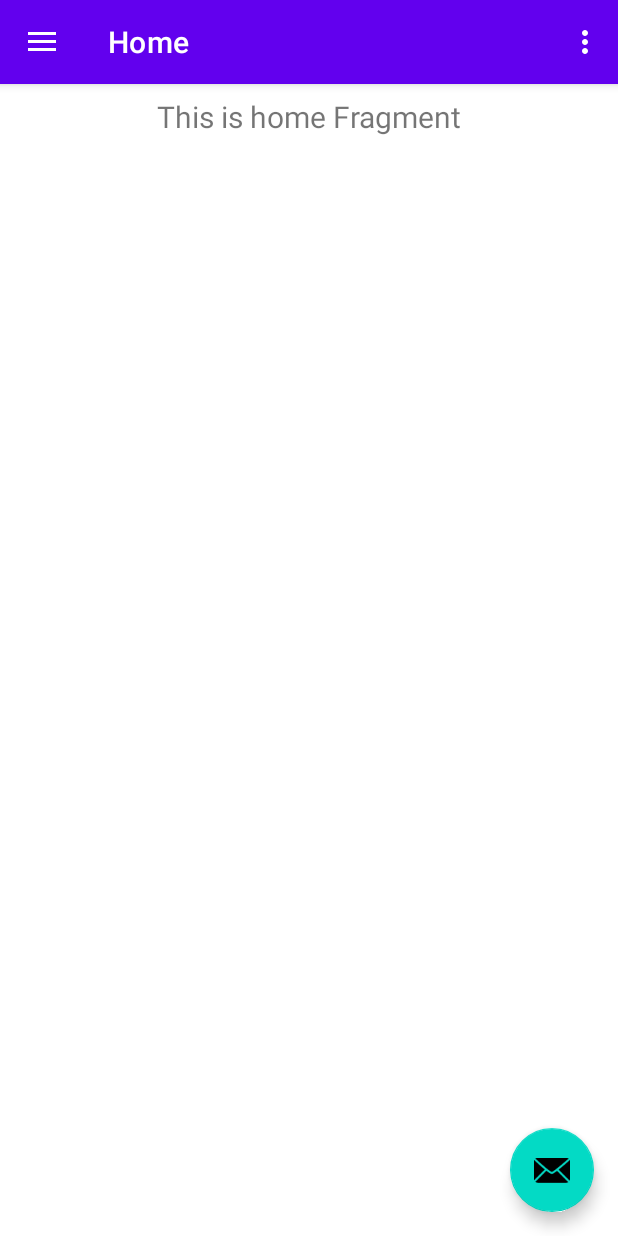
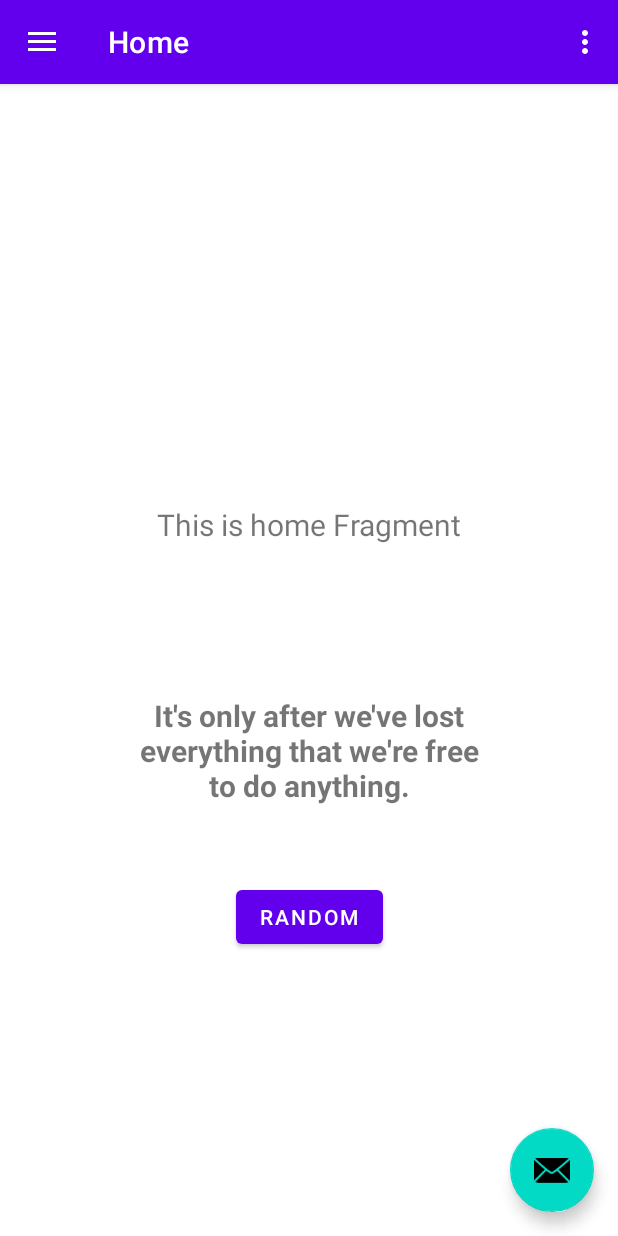
Before and after one commit to shumSe/MireaProject, an Android app: the screen it shows after launch (MainActivity), on a phone screen of 412 x 824 dp. Run offline under Robolectric (Android 15) with nearby library versions, the phone set to English and light mode, and no system bars; our stand-ins replace navigation-ui.

```diff
--- a/app/src/main/java/ru/mirea/shumikhin/mireaproject/ui/home/HomeFragment.kt
+++ b/app/src/main/java/ru/mirea/shumikhin/mireaproject/ui/home/HomeFragment.kt
@@ -1,5 +1,6 @@
 package ru.mirea.shumikhin.mireaproject.ui.home
 
+import android.content.Context
 import android.os.Bundle
 import android.view.LayoutInflater
 import android.view.View
@@ -7,6 +8,12 @@ import android.view.ViewGroup
 import android.widget.TextView
 import androidx.fragment.app.Fragment
 import androidx.lifecycle.ViewModelProvider
+import androidx.lifecycle.lifecycleScope
+import androidx.work.OneTimeWorkRequest
+import androidx.work.WorkManager
+import kotlinx.coroutines.delay
+import kotlinx.coroutines.launch
+import ru.mirea.shumikhin.mireaproject.WorkManager.WorkerRandomizer
 import ru.mirea.shumikhin.mireaproject.databinding.FragmentHomeBinding
 
 class HomeFragment : Fragment() {
@@ -32,7 +39,34 @@ class HomeFragment : Fragment() {
         homeViewModel.text.observe(viewLifecycleOwner) {
             textView.text = it
         }
+
+        initWorker()
+
         return root
+    }
+
+    private fun initWorker() {
+        binding.btnStartWorker.setOnClickListener {
+            val workRequest = OneTimeWorkRequest.Builder(WorkerRandomizer::class.java).build()
+            WorkManager
+                .getInstance(requireContext())
+                .enqueue(workRequest)
+        }
+        lifecycleScope.launch {
+            repeat(Int.MAX_VALUE) {
+                binding.tvRandom.text = "${getWorkerMessage()}"
+                delay(1000)
+            }
+        }
+    }
+
+    private fun getWorkerMessage(): String? {
+        val sharedPreferences =
+            requireContext().getSharedPreferences("my_randomizer_prefs", Context.MODE_PRIVATE)
+        return sharedPreferences.getString(
+            WorkerRandomizer.WORKER_MSG,
+            "It's only after we've lost everything that we're free to do anything."
+        )
     }
 
     override fun onDestroyView() {
--- a/app/src/main/res/layout/fragment_home.xml
+++ b/app/src/main/res/layout/fragment_home.xml
@@ -19,4 +19,28 @@
         app:layout_constraintEnd_toEndOf="parent"
         app:layout_constraintStart_toStartOf="parent"
         app:layout_constraintTop_toTopOf="parent" />
+
+    <Button
+        android:id="@+id/btnStartWorker"
+        android:layout_width="wrap_content"
+        android:layout_height="wrap_content"
+        android:layout_marginTop="50dp"
+        android:text="random"
+        app:layout_constraintEnd_toEndOf="parent"
+        app:layout_constraintStart_toStartOf="parent"
+        app:layout_constraintTop_toBottomOf="@+id/tvRandom" />
+
+    <TextView
+        android:id="@+id/tvRandom"
+        android:layout_width="wrap_content"
+        android:layout_height="wrap_content"
+        android:layout_marginTop="100dp"
+        android:ems="10"
+        android:hint="Click on button to get random quote"
+        android:textAlignment="center"
+        android:textSize="20sp"
+        android:textStyle="bold"
+        app:layout_constraintEnd_toEndOf="parent"
+        app:layout_constraintStart_toStartOf="parent"
+        app:layout_constraintTop_toBottomOf="@+id/text_home" />
 </androidx.constraintlayout.widget.ConstraintLayout>
```
Also changed, not shown: app/build.gradle (+7 -0 lines), app/src/main/java/ru/mirea/shumikhin/mireaproject/WorkManager/WorkerRandomizer.kt (added, +42 -0 lines).
